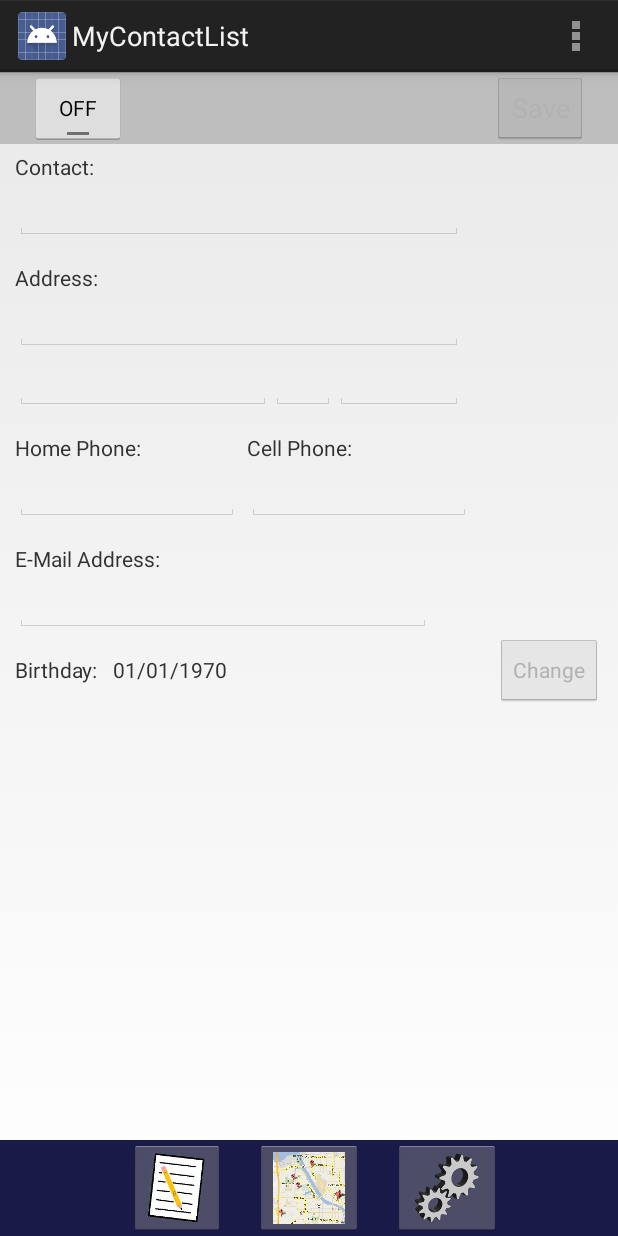
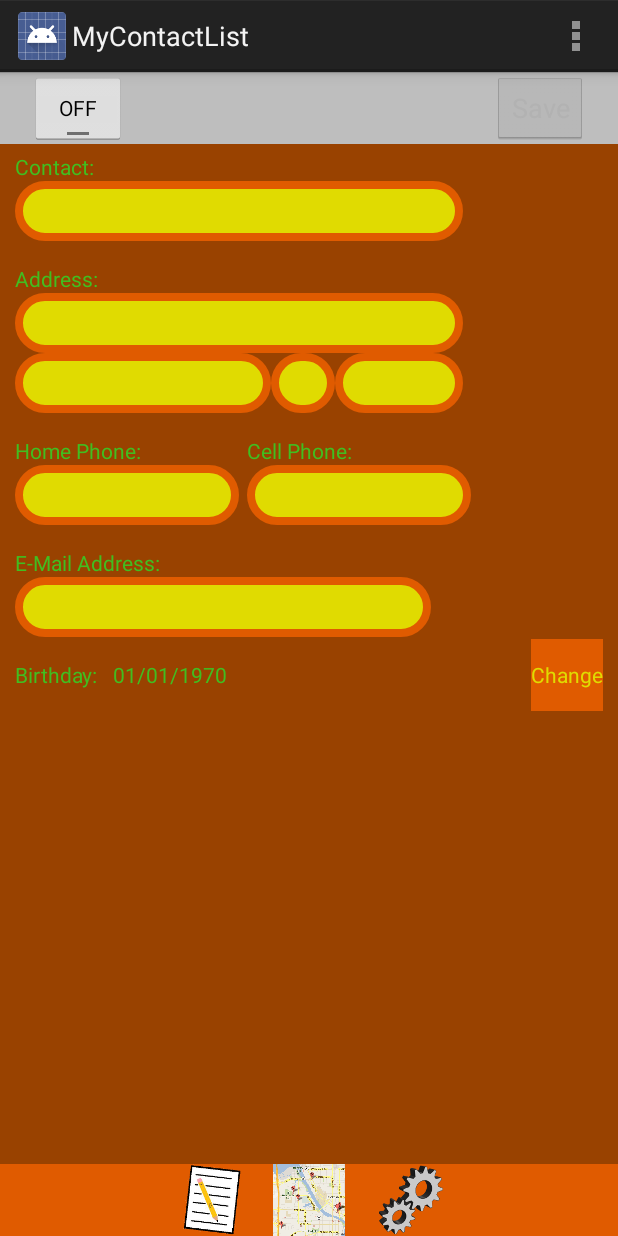
Before and after one commit to MobileApps-Cascadia/chapter-04, an Android app: the screen it shows after launch (ContactActivity), on a phone screen of 412 x 824 dp. Run offline under Robolectric (Android 15) with nearby library versions, the phone set to English and light mode, and no system bars.

Commit message:
Chapter 4

```diff
--- /dev/null
+++ b/app/src/main/res/drawable/myshape.xml
@@ -0,0 +1,6 @@
+<shape xmlns:android="http://schemas.android.com/apk/res/android"
+    android:shape="rectangle">
+    <solid android:color="@color/rate" />
+    <corners android:radius="25dp" />
+    <stroke android:color="@color/button" android:width="5dp" />
+    </shape>
--- a/app/src/main/res/layout/activity_contact.xml
+++ b/app/src/main/res/layout/activity_contact.xml
@@ -17,7 +17,7 @@
         android:layout_width="fill_parent"
         android:layout_height="wrap_content"
         android:layout_alignParentBottom="true"
-        android:background="@color/navbar_background" >
+        android:background="@color/button" >
 
         <ImageButton
             android:id="@+id/imageButtonList"
@@ -26,7 +26,8 @@
             android:layout_centerVertical="true"
             android:layout_marginRight="20dp"
             android:layout_toLeftOf="@+id/imageButtonMap"
-            android:src="@drawable/contactlisticon" />
+            android:src="@drawable/contactlisticon"
+            android:background="@null"/>
 
         <ImageButton
             android:id="@+id/imageButtonMap"
@@ -34,7 +35,8 @@
             android:layout_height="wrap_content"
             android:layout_centerHorizontal="true"
             android:layout_centerVertical="true"
-            android:src="@drawable/mapicon" />
+            android:src="@drawable/mapicon"
+            android:background="@null"/>
 
         <ImageButton
             android:id="@+id/imageButtonSettings"
@@ -43,7 +45,8 @@
             android:layout_centerVertical="true"
             android:layout_marginLeft="20dp"
             android:layout_toRightOf="@+id/imageButtonMap"
-            android:src="@drawable/settingsicon" />
+            android:src="@drawable/settingsicon"
+            android:background="@null"/>
     </RelativeLayout>
 
     <RelativeLayout
@@ -76,12 +79,14 @@
         android:layout_width="match_parent"
         android:layout_height="wrap_content"
         android:layout_alignParentLeft="true"
+        android:background="@color/menu_background"
         android:layout_below="@+id/toolbar"
         android:layout_above="@+id/navbar" >
 
         <RelativeLayout
             android:layout_width="match_parent"
-            android:layout_height="match_parent" >
+            android:layout_height="match_parent"
+            android:background="@color/menu_background">
 
 
 
@@ -89,6 +94,7 @@
                 android:id="@+id/textContact"
                 android:layout_width="wrap_content"
                 android:layout_height="wrap_content"
+                android:textColor="@color/play"
                 android:layout_alignParentLeft="true"
                 android:layout_alignParentTop="true"
                 android:layout_marginLeft="10dp"
@@ -99,7 +105,8 @@
             <EditText
                 android:id="@+id/editName"
                 android:layout_width="wrap_content"
-                android:layout_height="wrap_content"
+                android:layout_height="40dp"
+                android:background="@drawable/myshape"
                 android:layout_alignParentLeft="true"
                 android:layout_marginLeft="10dp"
                 android:layout_below="@+id/textContact"
@@ -113,6 +120,7 @@
                 android:id="@+id/textAddress"
                 android:layout_width="wrap_content"
                 android:layout_height="wrap_content"
+                android:textColor="@color/play"
                 android:layout_alignParentLeft="true"
                 android:layout_below="@+id/editName"
                 android:layout_marginLeft="10dp"
@@ -123,7 +131,8 @@
            <EditText
                 android:id="@+id/editAddress"
                 android:layout_width="wrap_content"
-                android:layout_height="wrap_content"
+                android:layout_height="40dp"
+               android:background="@drawable/myshape"
                 android:layout_alignParentLeft="true"
                 android:layout_marginLeft="10dp"
                 android:layout_below="@+id/textAddress"
@@ -136,8 +145,9 @@
            <EditText
                 android:id="@+id/editCity"
                 android:layout_width="wrap_content"
-                android:layout_height="wrap_content"
+                android:layout_height="40dp"
                 android:layout_alignParentLeft="true"
+               android:background="@drawable/myshape"
                 android:layout_marginLeft="10dp"
                 android:layout_below="@+id/editAddress"
                 android:ems="8"
@@ -150,9 +160,10 @@
            <EditText
                 android:id="@+id/editState"
                 android:layout_width="wrap_content"
-                android:layout_height="wrap_content"
+                android:layout_height="40dp"
                 android:layout_toRightOf="@+id/editCity"
                 android:layout_alignBottom="@+id/editCity"
+               android:background="@drawable/myshape"
                 android:ems="2"
                 android:maxLength="2"
                 android:imeOptions="actionNext"
@@ -164,8 +175,9 @@
             <EditText
                 android:id="@+id/editZipcode"
                 android:layout_width="wrap_content"
-                android:layout_height="wrap_content"
+                android:layout_height="40dp"
                 android:layout_toRightOf="@+id/editState"
+                android:background="@drawable/myshape"
                 android:layout_alignBottom="@+id/editState"
                 android:ems="4"
                 android:maxLength="5"
@@ -178,6 +190,7 @@
            <TextView
                 android:id="@+id/textHome"
                 android:layout_width="wrap_content"
+               android:textColor="@color/play"
                 android:layout_height="wrap_content"
                 android:layout_alignParentLeft="true"
                 android:layout_below="@+id/editCity"
@@ -189,7 +202,8 @@
            <EditText
                 android:id="@+id/editHome"
                 android:layout_width="wrap_content"
-                android:layout_height="wrap_content"
+               android:background="@drawable/myshape"
+                android:layout_height="40dp"
                 android:layout_alignParentLeft="true"
                 android:layout_marginLeft="10dp"
                 android:layout_below="@+id/textHome"
@@ -204,6 +218,7 @@
            <TextView
                 android:id="@+id/textCell"
                 android:layout_width="wrap_content"
+               android:textColor="@color/play"
                 android:layout_height="wrap_content"
                 android:layout_alignBottom="@+id/textHome"
                 android:layout_alignLeft="@+id/editCell"
@@ -213,7 +228,8 @@
            <EditText
                 android:id="@+id/editCell"
                 android:layout_width="wrap_content"
-                android:layout_height="wrap_content"
+                android:layout_height="40dp"
+               android:background="@drawable/myshape"
                 android:layout_marginLeft="5dp"
                 android:layout_toRightOf="@+id/editHome"
                 android:layout_alignBottom="@+id/editHome"
@@ -229,6 +245,7 @@
                 android:id="@+id/textEMail"
                 android:layout_width="wrap_content"
                 android:layout_height="wrap_content"
+               android:textColor="@color/play"
                 android:layout_alignParentLeft="true"
                 android:layout_below="@+id/editHome"
                 android:layout_marginLeft="10dp"
@@ -238,8 +255,9 @@
 
            <EditText
                 android:id="@+id/editEMail"
+               android:background="@drawable/myshape"
                 android:layout_width="wrap_content"
-                android:layout_height="wrap_content"
+                android:layout_height="40dp"
                 android:layout_alignParentLeft="true"
                 android:layout_marginLeft="10dp"
                 android:layout_below="@+id/textEMail"
@@ -257,6 +275,7 @@
                 android:layout_marginLeft="10dp"
                 android:layout_marginTop="15dp"
                 android:paddingBottom="25dp"
+               android:textColor="@color/play"
                 android:text="Birthday:"
                 android:textAppearance="?android:attr/textAppearanceSmall" />
 
@@ -268,12 +287,15 @@
                 android:layout_alignBottom="@+id/textBday"
                 android:layout_marginLeft="10dp"
                 android:paddingBottom="25dp"
+               android:textColor="@color/play"
                 android:text="01/01/1970"
                 android:textAppearance="?android:attr/textAppearanceSmall" />
 
            <Button
                android:id="@+id/btnBirthday"
                style="?android:attr/buttonStyleSmall"
+               android:background="@color/button"
+               android:textColor="@color/rate"
                android:layout_width="wrap_content"
                android:layout_height="wrap_content"
                android:layout_alignParentRight="true"
--- a/app/src/main/res/values/color.xml
+++ b/app/src/main/res/values/color.xml
@@ -2,5 +2,11 @@
 <resources>
     <color name="navbar_background">#1a1a48</color>
     <color name="toolbar_background">#bebebe</color>
-
+    <color name="button">#ffe05b00</color>
+    <color name="menu_background">#ff994200</color>
+    <color name="play">#ff41be20</color>
+    <color name="rate">#ffe0db01</color>
+    <color name="red">#ff0000</color>
+    <color name="blue">#0000ff</color>
+    <color name="green">#00ff00</color>
 </resources>
```
Also changed, not shown: 3 other files.
